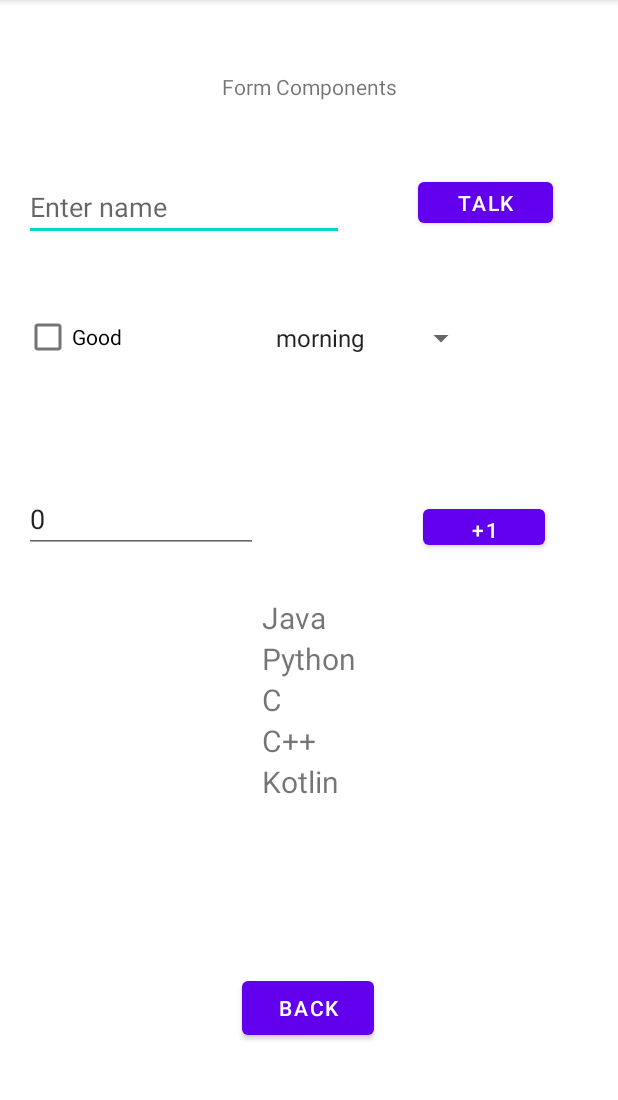
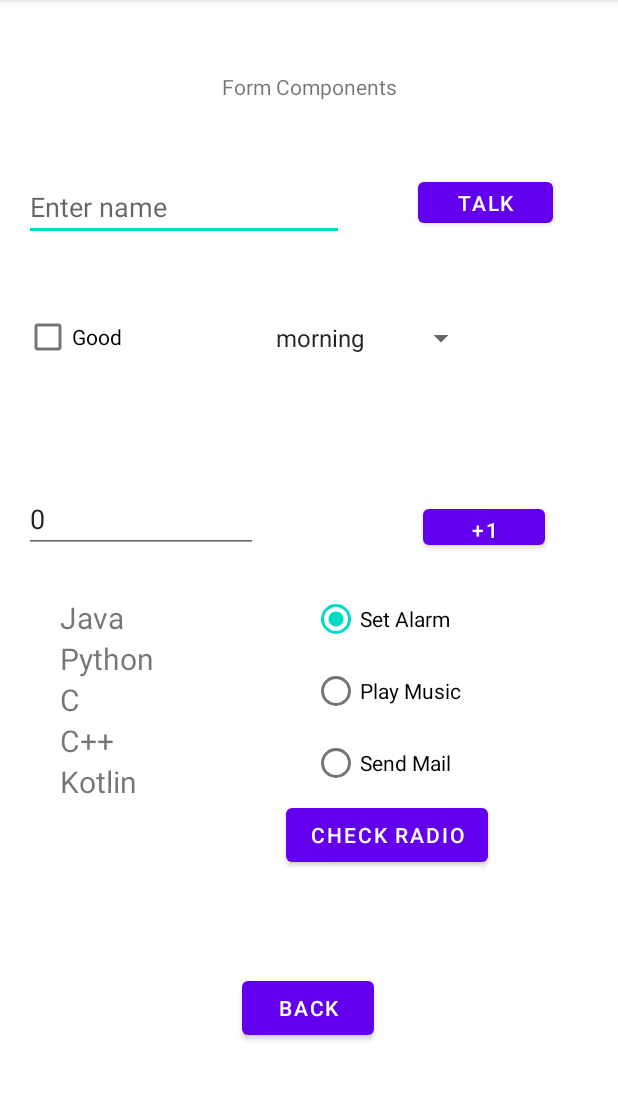
Before and after one commit to ElzaCS/EmptyActivityExample, an Android app: the FormFieldsActivity screen opened directly, with no data from a screen before it, on a phone screen of 412 x 824 dp, the part 84-1184 px from its top. Run offline under Robolectric (Android 15) with nearby library versions, the phone set to English and light mode, and no system bars.

Commit message:
Add radioGroup in Forms and CustomDialog

```diff
--- a/app/src/main/res/layout/activity_form_fields.xml
+++ b/app/src/main/res/layout/activity_form_fields.xml
@@ -94,12 +94,47 @@
         android:id="@+id/recycler_view"
         android:layout_width="wrap_content"
         android:layout_height="wrap_content"
+        android:layout_marginStart="40dp"
+        android:layout_marginLeft="40dp"
         app:layout_constraintBottom_toTopOf="@+id/btn_back"
-        app:layout_constraintEnd_toEndOf="parent"
-        app:layout_constraintHorizontal_bias="0.501"
         app:layout_constraintStart_toStartOf="parent"
         app:layout_constraintTop_toBottomOf="@+id/plain_num"
         app:layout_constraintVertical_bias="0.204" />
+
+    <RadioGroup
+        android:id="@+id/radioGroup"
+        android:layout_width="wrap_content"
+        android:layout_height="wrap_content"
+        android:layout_marginTop="20dp"
+        app:layout_constraintEnd_toEndOf="parent"
+        app:layout_constraintStart_toEndOf="@+id/recycler_view"
+        app:layout_constraintTop_toBottomOf="@+id/plain_num">
+
+        <RadioButton
+            android:id="@+id/radioAlarm"
+            android:layout_width="wrap_content"
+            android:layout_height="48dp"
+            android:checked="true"
+            android:text="Set Alarm"
+            tools:layout_editor_absoluteX="38dp"
+            tools:layout_editor_absoluteY="195dp" />
+
+        <RadioButton
+            android:id="@+id/radioMusic"
+            android:layout_width="wrap_content"
+            android:layout_height="wrap_content"
+            android:text="Play Music"
+            tools:layout_editor_absoluteX="126dp"
+            tools:layout_editor_absoluteY="195dp" />
+
+        <RadioButton
+            android:id="@+id/radioMail"
+            android:layout_width="wrap_content"
+            android:layout_height="wrap_content"
+            android:text="Send Mail"
+            tools:layout_editor_absoluteX="126dp"
+            tools:layout_editor_absoluteY="195dp" />
+    </RadioGroup>
 
     <Button
         android:id="@+id/btn_back"
@@ -111,4 +146,13 @@
         app:layout_constraintEnd_toEndOf="parent"
         app:layout_constraintHorizontal_bias="0.498"
         app:layout_constraintStart_toStartOf="parent" />
+
+    <Button
+        android:id="@+id/btn_radio"
+        android:layout_width="wrap_content"
+        android:layout_height="wrap_content"
+        android:text="Check Radio"
+        app:layout_constraintEnd_toEndOf="parent"
+        app:layout_constraintStart_toEndOf="@+id/recycler_view"
+        app:layout_constraintTop_toBottomOf="@+id/radioGroup" />
 </androidx.constraintlayout.widget.ConstraintLayout>
```
Also changed, not shown: app/src/main/java/com/example/emptyactivityexample/FormViews/FormFieldsActivity.java (+22 -0 lines), app/src/main/java/com/example/emptyactivityexample/MainActivity.java (+29 -0 lines), app/src/main/res/layout/activity_main.xml (+11 -0 lines), app/src/main/res/layout/my_dialog.xml (added, +54 -0 lines).
